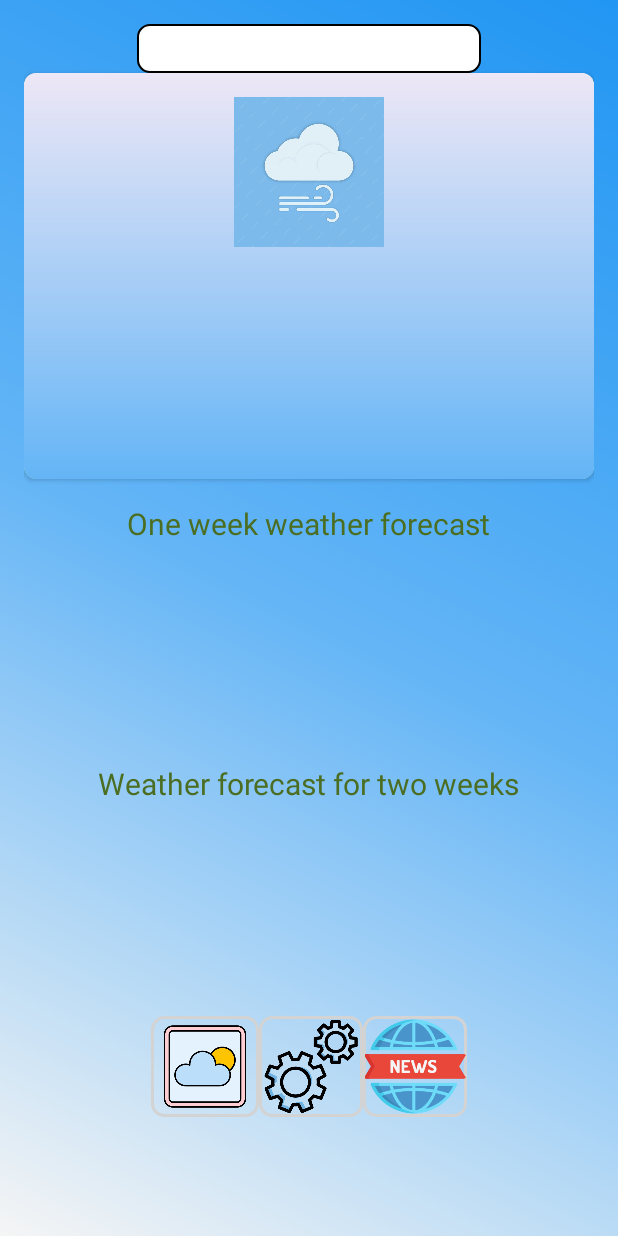
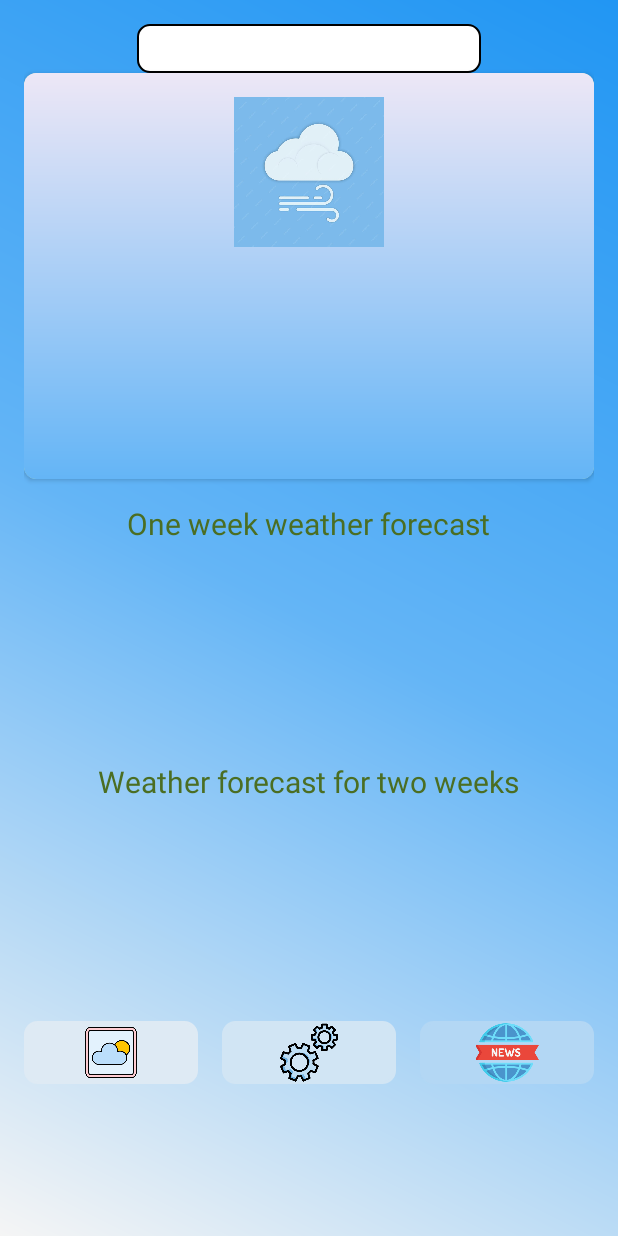
Before and after one commit to SHIZOFRIEND/Pododik, an Android app: the screen it shows after launch (MainActivity), on a phone screen of 412 x 824 dp. Run offline under Robolectric (Android 15) with nearby library versions, the phone set to English and light mode, and no system bars; our stand-ins replace Picasso; pictures from the network do not load.

Commit message:
небольшие делишки для 4 раздела и довел главный экран до идеала

```diff
--- a/app/build.gradle.kts
+++ b/app/build.gradle.kts
@@ -9,7 +9,7 @@ android {
 
     defaultConfig {
         applicationId = "com.example.practicpogoda"
-        minSdk = 33
+        minSdk = 24
         targetSdk = 34
         versionCode = 1
         versionName = "1.0"
--- a/app/src/main/res/layout/activity_main.xml
+++ b/app/src/main/res/layout/activity_main.xml
@@ -88,11 +88,10 @@
     </androidx.cardview.widget.CardView>
 
 
-
     <TextView
         android:id="@+id/firstRowTextView"
         android:layout_width="wrap_content"
-        android:layout_height="wrap_content"
+        android:layout_height="26dp"
         android:layout_gravity="center_horizontal"
         android:layout_marginTop="16dp"
         android:text="One week weather forecast"
@@ -131,48 +130,53 @@
 
     <LinearLayout
         android:layout_width="match_parent"
-        android:layout_height="wrap_content"
+        android:layout_height="52dp"
         android:layout_gravity="bottom"
         android:layout_marginTop="16dp"
-
         android:gravity="center"
         android:orientation="horizontal">
 
-
         <ImageButton
             android:id="@+id/weatherButton"
-            android:layout_width="72dp"
-            android:layout_height="67dp"
+            android:layout_width="0dp"
+            android:layout_height="42dp"
+            android:layout_marginEnd="8dp"
+            android:layout_weight="1"
             android:background="@drawable/button_border"
+            android:backgroundTint="#DEEAF4"
             android:contentDescription="Weather"
             android:foreground="?android:attr/selectableItemBackground"
             android:gravity="center"
             android:scaleType="fitCenter"
             android:src="@drawable/weather_icon" />
 
-
         <ImageButton
             android:id="@+id/PreferenseButton"
-            android:layout_width="69dp"
-            android:layout_height="67dp"
+            android:layout_width="0dp"
+            android:layout_height="42dp"
+            android:layout_marginStart="8dp"
+            android:layout_marginEnd="8dp"
+            android:layout_weight="1"
             android:background="@drawable/button_border"
+            android:backgroundTint="#D1E5F4"
             android:contentDescription="Settings"
             android:foreground="?android:attr/selectableItemBackground"
             android:gravity="center"
             android:scaleType="fitCenter"
             android:src="@drawable/settings_icon" />
 
-
         <ImageButton
             android:id="@+id/newsbutton"
-            android:layout_width="69dp"
-            android:layout_height="67dp"
+            android:layout_width="0dp"
+            android:layout_height="42dp"
+            android:layout_marginStart="8dp"
+            android:layout_weight="1"
             android:background="@drawable/button_border"
+            android:backgroundTint="#B3D7F4"
             android:contentDescription="News"
             android:foreground="?android:attr/selectableItemBackground"
             android:gravity="center"
             android:scaleType="fitCenter"
             android:src="@drawable/_81803" />
     </LinearLayout>
-
 </LinearLayout>
```
